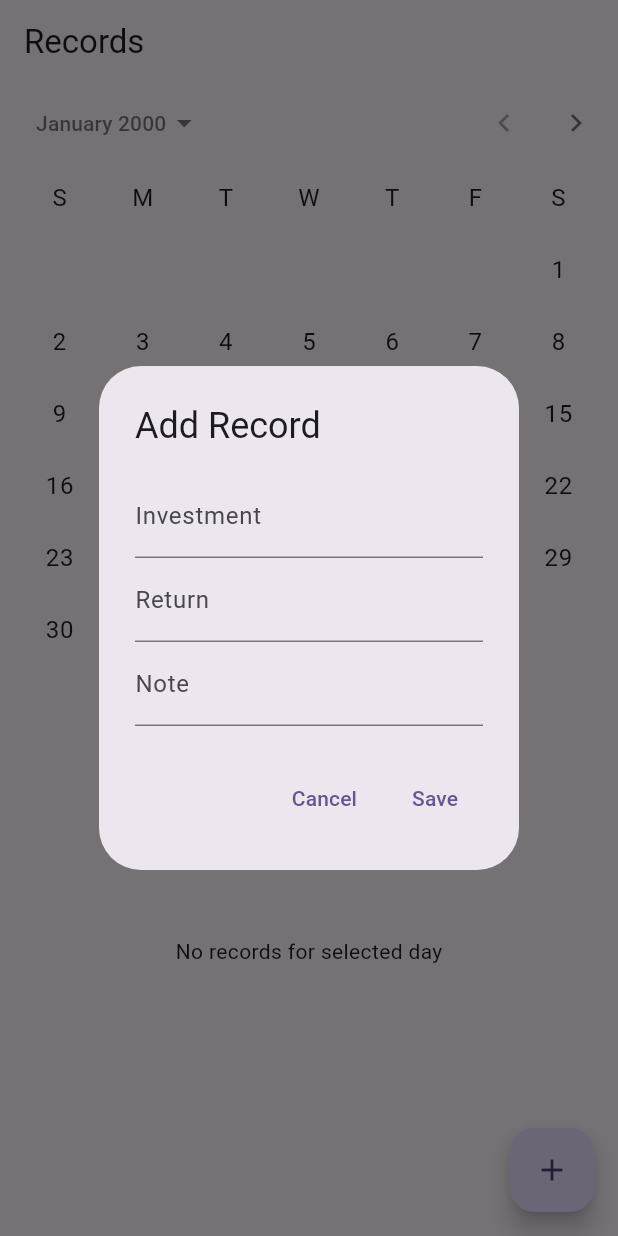
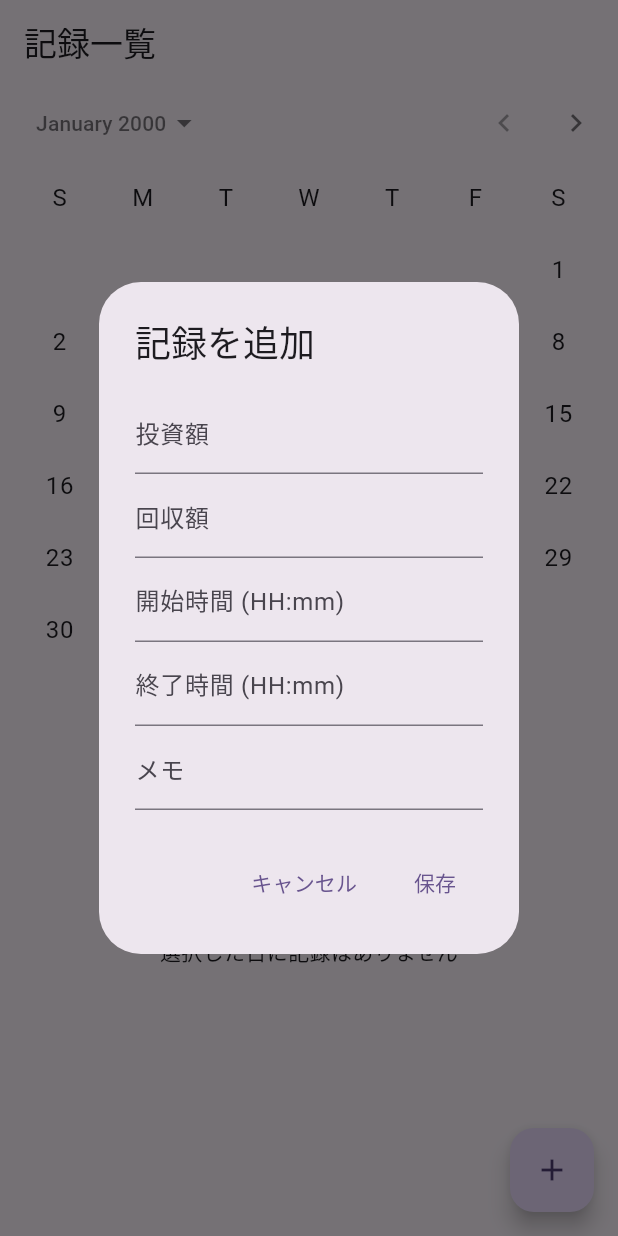
Before and after one commit to FAL-coffee/ps_log, a Flutter app: the screen it shows after launch, after a tap on the "add" icon, on a phone screen of 412 x 824 dp. Run offline on Flutter 3.47's test engine with Material 3 defaults, Android fonts, the light colour scheme and no system bars.

Commit message:
add start and end time fields for records

```diff
--- a/lib/main.dart
+++ b/lib/main.dart
@@ -38,12 +38,14 @@
   void _addRecord() {
     final investmentController = TextEditingController();
     final returnController = TextEditingController();
+    final startController = TextEditingController();
+    final endController = TextEditingController();
     final noteController = TextEditingController();
     showDialog(
       context: context,
       builder: (context) {
         return AlertDialog(
-          title: const Text('Add Record'),
+          title: const Text('記録を追加'),
           content: Column(
             mainAxisSize: MainAxisSize.min,
             children: [
@@ -51,42 +53,88 @@
                 key: const Key('investmentField'),
                 controller: investmentController,
                 keyboardType: TextInputType.number,
-                decoration: const InputDecoration(labelText: 'Investment'),
+                decoration: const InputDecoration(labelText: '投資額'),
               ),
               TextField(
                 key: const Key('returnField'),
                 controller: returnController,
                 keyboardType: TextInputType.number,
-                decoration: const InputDecoration(labelText: 'Return'),
+                decoration: const InputDecoration(labelText: '回収額'),
+              ),
+              TextField(
+                key: const Key('startField'),
+                controller: startController,
+                keyboardType: TextInputType.datetime,
+                decoration: const InputDecoration(labelText: '開始時間 (HH:mm)'),
+              ),
+              TextField(
+                key: const Key('endField'),
+                controller: endController,
+                keyboardType: TextInputType.datetime,
+                decoration: const InputDecoration(labelText: '終了時間 (HH:mm)'),
               ),
               TextField(
                 key: const Key('noteField'),
                 controller: noteController,
-                decoration: const InputDecoration(labelText: 'Note'),
+                decoration: const InputDecoration(labelText: 'メモ'),
               ),
             ],
           ),
           actions: [
             TextButton(
               onPressed: () => Navigator.of(context).pop(),
-              child: const Text('Cancel'),
+              child: const Text('キャンセル'),
             ),
             TextButton(
               onPressed: () {
                 final investment = int.tryParse(investmentController.text) ?? 0;
                 final returnAmount = int.tryParse(returnController.text) ?? 0;
+                DateTime? startTime;
+                DateTime? endTime;
+                if (startController.text.isNotEmpty) {
+                  final parts = startController.text.split(':');
+                  if (parts.length == 2) {
+                    final h = int.tryParse(parts[0]);
+                    final m = int.tryParse(parts[1]);
+                    if (h != null && m != null) {
+                      startTime = DateTime(
+                          _selectedDate.year,
+                          _selectedDate.month,
+                          _selectedDate.day,
+                          h,
+                          m);
+                    }
+                  }
+                }
+                if (endController.text.isNotEmpty) {
+                  final parts = endController.text.split(':');
+                  if (parts.length == 2) {
+                    final h = int.tryParse(parts[0]);
+                    final m = int.tryParse(parts[1]);
+                    if (h != null && m != null) {
+                      endTime = DateTime(
+                          _selectedDate.year,
+                          _selectedDate.month,
+                          _selectedDate.day,
+                          h,
+                          m);
+                    }
+                  }
+                }
                 final note = noteController.text;
                 setState(() {
                   _records.add(Record(
                     date: _selectedDate,
                     investment: investment,
                     returnAmount: returnAmount,
+                    startTime: startTime,
+                    endTime: endTime,
                     note: note.isEmpty ? null : note,
                   ));
                 });
                 Navigator.of(context).pop();
               },
-              child: const Text('Save'),
+              child: const Text('保存'),
             ),
           ],
         );
@@ -99,7 +147,7 @@
     final dayRecords =
         _records.where((r) => _isSameDay(r.date, _selectedDate)).toList();
     return Scaffold(
-      appBar: AppBar(title: const Text('Records')),
+      appBar: AppBar(title: const Text('記録一覧')),
       body: Column(
         children: [
           CalendarDatePicker(
@@ -114,20 +162,25 @@
           ),
           Expanded(
             child: dayRecords.isEmpty
-                ? const Center(child: Text('No records for selected day'))
+                ? const Center(child: Text('選択した日に記録はありません'))
                 : ListView.builder(
                     itemCount: dayRecords.length,
                     itemBuilder: (context, index) {
                       final record = dayRecords[index];
+                      String _formatTime(DateTime t) =>
+                          '${t.hour.toString().padLeft(2, '0')}:${t.minute.toString().padLeft(2, '0')}';
                       return ListTile(
                         title: Text(
-                            'Investment: \$${record.investment}, Return: \$${record.returnAmount}'),
+                            '投資: ${record.investment}円, 回収: ${record.returnAmount}円'),
                         subtitle: Column(
                           crossAxisAlignment: CrossAxisAlignment.start,
                           children: [
-                            Text('Profit: \$${record.profit}'),
+                            Text('収支: ${record.profit}円'),
+                            if (record.startTime != null && record.endTime != null)
+                              Text(
+                                  '開始: ${_formatTime(record.startTime!)}, 終了: ${_formatTime(record.endTime!)}'),
                             if (record.note != null)
-                              Text('Note: ${record.note}')
+                              Text('メモ: ${record.note}')
                           ],
                         ),
                       );
@@ -138,7 +191,7 @@
       ),
       floatingActionButton: FloatingActionButton(
         onPressed: _addRecord,
-        tooltip: 'Add Record',
+        tooltip: '記録を追加',
         child: const Icon(Icons.add),
       ),
     );
--- a/lib/record.dart
+++ b/lib/record.dart
@@ -1,15 +1,38 @@
+/// 1件の稼働記録を表すクラス
 class Record {
+  /// 日付
   final DateTime date;
+
+  /// 投資額（円）
   final int investment;
+
+  /// 回収額（円）
   final int returnAmount;
+
+  /// 開始時刻
+  final DateTime? startTime;
+
+  /// 終了時刻
+  final DateTime? endTime;
+
+  /// メモ
   final String? note;
 
   const Record({
     required this.date,
     required this.investment,
     required this.returnAmount,
+    this.startTime,
+    this.endTime,
     this.note,
   });
 
+  /// 収支（回収額 − 投資額）
   int get profit => returnAmount - investment;
+
+  /// 稼働時間
+  Duration? get duration {
+    if (startTime == null || endTime == null) return null;
+    return endTime!.difference(startTime!);
+  }
 }
```
Also changed, not shown: 1 other file.
